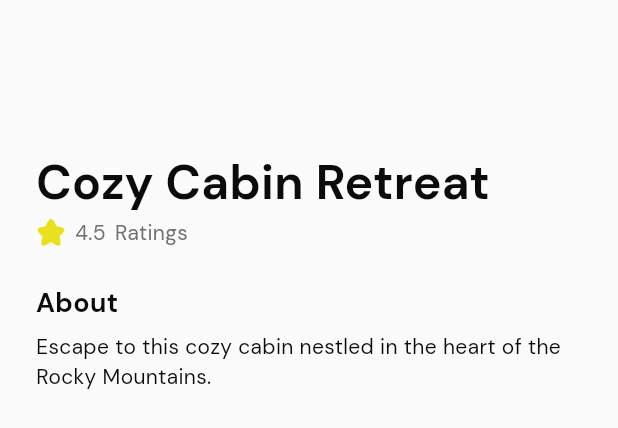
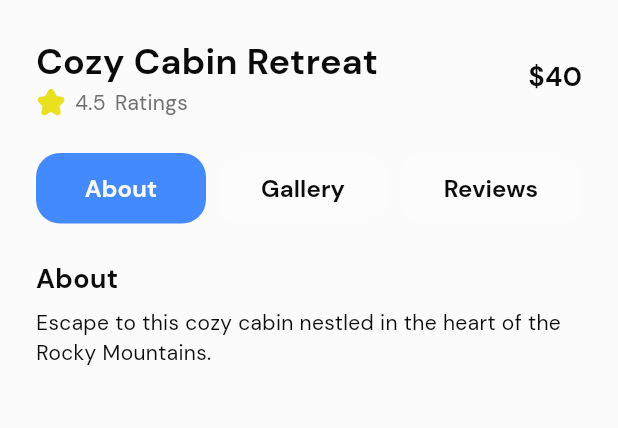
Before and after one commit to ABDURRAHMANYIGIT/travel-app, a Flutter app: the AccommodationDetailContent widget shown alone on an empty page, opened directly with sample values from the repository, on a phone screen of 412 x 824 dp. Shown: the top 428 px of the screen. Run offline on Flutter 3.47's test engine with Material 3 defaults, Android fonts, the light colour scheme and no system bars; our stand-ins replace connectivity_plus, device_info_plus, firebase_core, firebase_dynamic_links, firebase_messaging, flutter_local_notifications and 14 more; missing offline and left inert: android_id, flutter_email_sender, mixpanel_flutter, purchases_flutter; accounts and stored records are empty; network calls fail.

Commit message:
detail page - sliver app bar, hero transition improvements, tabs

```diff
--- /dev/null
+++ b/travel_app/travel_app/lib/data/enums/accommodation_detail_tab_enum.dart
@@ -0,0 +1,14 @@
+enum AccommodationDetailTabEnum { about, gallery, reviews }
+
+extension AccommodationDetailTabEnumExtension on AccommodationDetailTabEnum {
+  String get getTitle {
+    switch (this) {
+      case AccommodationDetailTabEnum.reviews:
+        return 'Reviews';
+      case AccommodationDetailTabEnum.gallery:
+        return 'Gallery';
+      case AccommodationDetailTabEnum.about:
+        return 'About';
+    }
+  }
+}
--- /dev/null
+++ b/travel_app/travel_app/lib/domain/controllers/screen_controllers/accommodation_screen_controller.dart
@@ -0,0 +1,14 @@
+import 'package:get/get.dart';
+
+import '../../../data/enums/accommodation_detail_tab_enum.dart';
+
+class AccommodationScreenController extends GetxController {
+  final Rx<AccommodationDetailTabEnum> _selectedTab =
+      Rx<AccommodationDetailTabEnum>(AccommodationDetailTabEnum.about);
+  AccommodationDetailTabEnum get selectedTab => _selectedTab.value;
+
+  void selectTab(AccommodationDetailTabEnum tabEnum) {
+    _selectedTab.value = tabEnum;
+    update();
+  }
+}
--- a/travel_app/travel_app/lib/domain/router/route.dart
+++ b/travel_app/travel_app/lib/domain/router/route.dart
@@ -4,7 +4,6 @@ import 'package:get/get.dart';
 import '../../presentation/screens/design_router_screen.dart';
 import '../../presentation/screens/landing/landing_screen.dart';
 import '../../presentation/screens/listing/listing_screen.dart';
-import '../../presentation/screens/accommodation_detail/accommodation_detail_screen.dart';
 import '../../presentation/screens/onboarding_screen/onboarding_screen.dart';
 import '../../presentation/screens/splash/splash_screen.dart';
 import '../../presentation/screens/ui_test/ui_test.dart';
--- a/travel_app/travel_app/lib/presentation/global_components/custom_widgets/custom_button.dart
+++ b/travel_app/travel_app/lib/presentation/global_components/custom_widgets/custom_button.dart
@@ -60,9 +60,6 @@ class CustomButton extends StatelessWidget {
       width: width,
       height: height,
       decoration: BoxDecoration(
-        gradient: color == null
-            ? (isDisabled ? null : gradient ?? AppColors.purpleGradient)
-            : null,
         borderRadius: borderRadius != null
             ? BorderRadius.circular(borderRadius!)
             : BorderRadius.circular(0),
--- a/travel_app/travel_app/lib/presentation/screens/accommodation_detail/widgets/content.dart
+++ b/travel_app/travel_app/lib/presentation/screens/accommodation_detail/widgets/content.dart
@@ -1,12 +1,16 @@
 import 'package:flutter/material.dart';
+import 'package:flutter/widgets.dart';
 import 'package:get/get.dart';
 
+import '../../../../data/enums/accommodation_detail_tab_enum.dart';
 import '../../../../data/models/accommodation.dart';
+import '../../../../domain/controllers/screen_controllers/accommodation_screen_controller.dart';
 import '../../../../resources/styles/colors.dart';
-import '../../../../resources/styles/text_styles.dart';
-import '../../../global_components/image_asset.dart';
-import '../../../global_components/texts/custom_text.dart';
 import 'name_and_rating.dart';
+import 'tab_contents/about_tab_content.dart';
+import 'tab_contents/gallery_tab_content.dart';
+import 'tab_contents/reviews_tab_content.dart';
+import 'tabs.dart';
 
 class AccommodationDetailContent extends StatelessWidget {
   const AccommodationDetailContent(
@@ -14,19 +18,13 @@ class AccommodationDetailContent extends StatelessWidget {
   final AccommodationObject accommodationObject;
   @override
   Widget build(BuildContext context) {
-    return AnimatedPositioned(
-      duration: Durations.extralong2,
-      bottom: 0,
-      left: 0,
-      right: 0,
-      height: Get.height * 0.6,
-      child: Container(
+    final AccommodationScreenController screenController = Get.find();
+    return Container(
         decoration: const BoxDecoration(
           color: AppColors.white,
         ),
         child: Padding(
-            padding: EdgeInsets.symmetric(
-                vertical: Get.height * 0.12, horizontal: 24),
+          padding: const EdgeInsets.all(24),
           child: Column(
             crossAxisAlignment: CrossAxisAlignment.start,
             children: [
@@ -35,23 +33,26 @@ class AccommodationDetailContent extends StatelessWidget {
               const SizedBox(
                 height: 24,
               ),
-                CustomText(
-                  'About',
-                  style: AppTextStyle.bodyXLarge(),
+              const AccommodationDetailTabs(),
+              const SizedBox(
+                height: 24,
               ),
-                const SizedBox(
-                  height: 6,
-                ),
-                CustomText(
-                  accommodationObject.description ?? '',
-                  textAlign: TextAlign.left,
-                  textOverflow: TextOverflow.visible,
-                  style:
-                      AppTextStyle.bodyMedium(weight: AppTextStyle.fontLight),
+              Expanded(
+                child: Obx(() {
+                  return screenController.selectedTab ==
+                          AccommodationDetailTabEnum.about
+                      ? AccommodationDetailAboutTabContent(
+                          accommodationObject: accommodationObject)
+                      : screenController.selectedTab ==
+                              AccommodationDetailTabEnum.gallery
+                          ? AccommodationDetailGalleryTabContent(
+                              accommodationObject: accommodationObject)
+                          : AccommodationDetailReviewsTabContent(
+                              accommodationObject: accommodationObject);
+                }),
               )
             ],
           ),
-          )),
-    );
+        ));
   }
 }
--- a/travel_app/travel_app/lib/presentation/screens/accommodation_detail/widgets/name_and_rating.dart
+++ b/travel_app/travel_app/lib/presentation/screens/accommodation_detail/widgets/name_and_rating.dart
@@ -13,7 +13,10 @@ class AccommodationDetailNameAndRatingSection extends StatelessWidget {
   final AccommodationObject accommodationObject;
   @override
   Widget build(BuildContext context) {
-    return Column(
+    return Row(
+      mainAxisAlignment: MainAxisAlignment.spaceBetween,
+      children: [
+        Column(
           crossAxisAlignment: CrossAxisAlignment.start,
           children: [
             CustomText(
@@ -21,7 +24,7 @@ class AccommodationDetailNameAndRatingSection extends StatelessWidget {
               maxLines: null,
               textAlign: TextAlign.left,
               textOverflow: TextOverflow.visible,
-          style: AppTextStyle.h3(
+              style: AppTextStyle.h4(
                 color: AppColors.black,
               ),
             ),
@@ -50,6 +53,12 @@ class AccommodationDetailNameAndRatingSection extends StatelessWidget {
               ],
             )
           ],
+        ),
+        CustomText(
+          '\$${accommodationObject.costPerPerson.toString()}',
+          style: AppTextStyle.h6(),
+        )
+      ],
     );
   }
 }
--- /dev/null
+++ b/travel_app/travel_app/lib/presentation/screens/accommodation_detail/widgets/tab_contents/about_tab_content.dart
@@ -0,0 +1,32 @@
+import 'package:flutter/material.dart';
+
+import '../../../../../data/models/accommodation.dart';
+import '../../../../../resources/styles/text_styles.dart';
+import '../../../../global_components/texts/custom_text.dart';
+
+class AccommodationDetailAboutTabContent extends StatelessWidget {
+  const AccommodationDetailAboutTabContent(
+      {super.key, required this.accommodationObject});
+  final AccommodationObject accommodationObject;
+  @override
+  Widget build(BuildContext context) {
+    return Column(
+      crossAxisAlignment: CrossAxisAlignment.start,
+      children: [
+        CustomText(
+          'About',
+          style: AppTextStyle.bodyXLarge(),
+        ),
+        const SizedBox(
+          height: 6,
+        ),
+        CustomText(
+          accommodationObject.description ?? '',
+          textAlign: TextAlign.left,
+          textOverflow: TextOverflow.visible,
+          style: AppTextStyle.bodyMedium(weight: AppTextStyle.fontLight),
+        ),
+      ],
+    );
+  }
+}
--- /dev/null
+++ b/travel_app/travel_app/lib/presentation/screens/accommodation_detail/widgets/tabs.dart
@@ -0,0 +1,54 @@
+import 'package:flutter/material.dart';
+import 'package:get/get.dart';
+
+import '../../../../data/enums/accommodation_detail_tab_enum.dart';
+import '../../../../domain/controllers/screen_controllers/accommodation_screen_controller.dart';
+import '../../../../resources/styles/colors.dart';
+import '../../../../resources/styles/text_styles.dart';
+import '../../../global_components/custom_widgets/custom_button.dart';
+import '../../../global_components/texts/custom_text.dart';
+
+class AccommodationDetailTabs extends StatelessWidget {
+  const AccommodationDetailTabs({super.key});
+
+  @override
+  Widget build(BuildContext context) {
+    final AccommodationScreenController screenController = Get.find();
+
+    return Row(
+      mainAxisAlignment: MainAxisAlignment.spaceBetween,
+      children: List.generate(
+        AccommodationDetailTabEnum.values.length,
+        (index) {
+          final e = AccommodationDetailTabEnum.values[index];
+          return Expanded(
+            child: Padding(
+              padding: EdgeInsets.only(
+                  right: index == AccommodationDetailTabEnum.values.length - 1
+                      ? 0.0
+                      : 8.0),
+              child: Obx(
+                () {
+                  return CustomButton(
+                    onTap: () => screenController.selectTab(e),
+                    color: screenController.selectedTab == e
+                        ? Colors.blueAccent
+                        : Colors.white30,
+                    buttonName: 'Detail Page Tab Button',
+                    child: CustomText(
+                      e.getTitle,
+                      style: AppTextStyle.bodyLarge(
+                          color: screenController.selectedTab == e
+                              ? AppColors.white
+                              : AppColors.black),
+                    ),
+                  );
+                },
+              ),
+            ),
+          );
+        },
+      ),
+    );
+  }
+}
```
Also changed, not shown: travel_app/travel_app/lib/presentation/screens/accommodation_detail/accommodation_detail_screen.dart (+45 -19 lines), travel_app/travel_app/lib/presentation/screens/accommodation_detail/widgets/tab_contents/gallery_tab_content.dart (added, +33 -0 lines), travel_app/travel_app/lib/presentation/screens/accommodation_detail/widgets/tab_contents/reviews_tab_content.dart (added, +16 -0 lines), travel_app/travel_app/lib/presentation/screens/listing/listing_screen.dart (+4 -3 lines), travel_app/travel_app/lib/resources/dummy_data/dummy_contents.dart (+11 -3 lines). Lines whose indentation alone changed are shown as unchanged.
